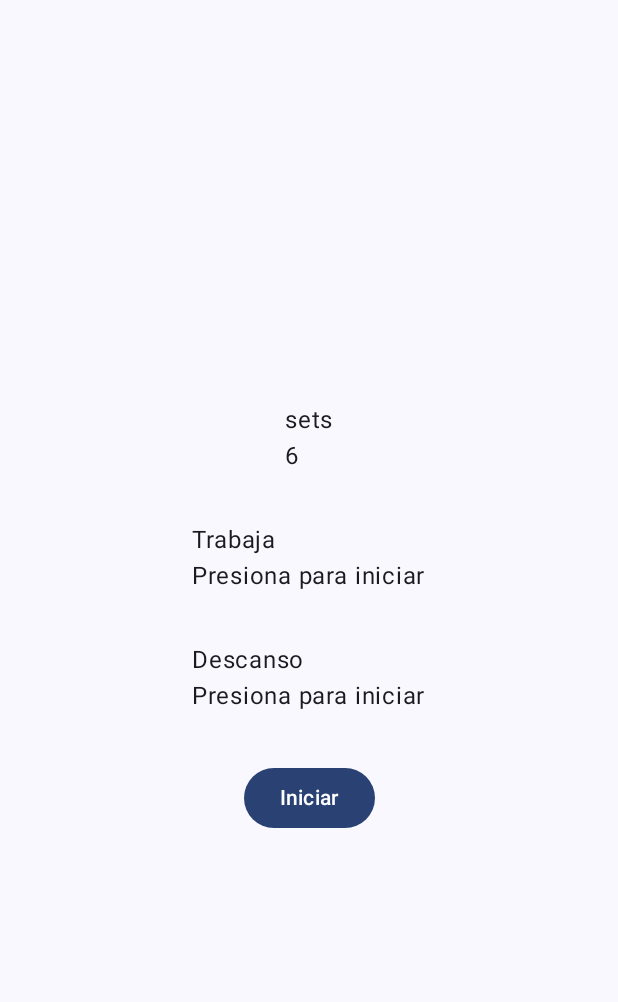
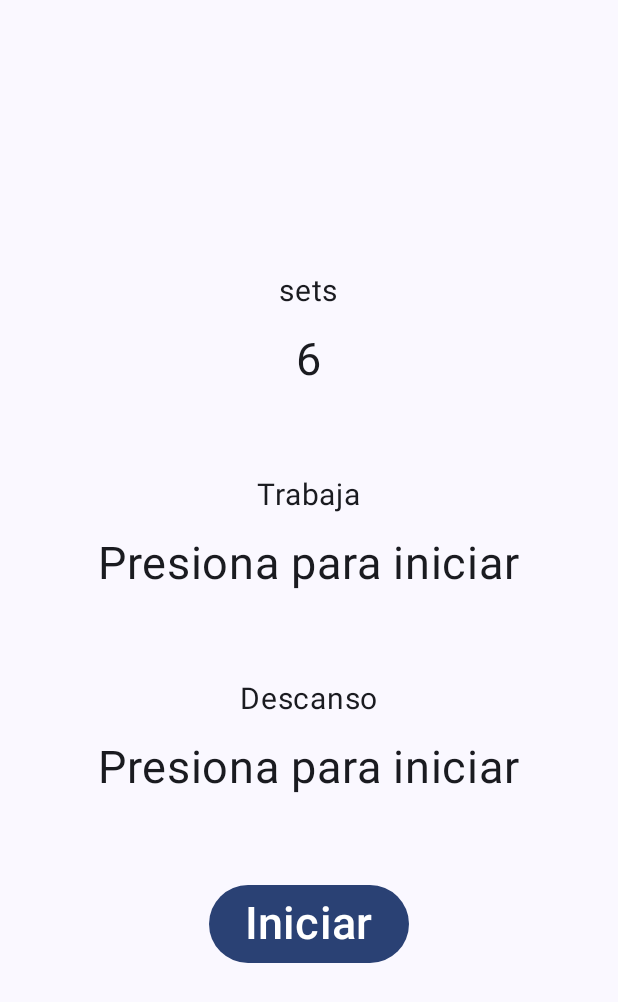
Before and after one commit to BraytonLorenzo/HiitTimer, an Android app built with Jetpack Compose: the screen it shows after launch (MainActivity), on a phone screen of 412 x 824 dp. Shown: the top 1002 px of the screen. Run offline under Robolectric (Android 15) with nearby library versions, the phone set to English and light mode, and no system bars.

Commit message:
Cambio estetico y de posiciones
Utilizamos fontsize y paddings para modificar los textos

```diff
--- a/app/src/main/java/com/example/hiittimer/MainActivity.kt
+++ b/app/src/main/java/com/example/hiittimer/MainActivity.kt
@@ -22,6 +22,7 @@ import androidx.compose.ui.Alignment
 import androidx.compose.ui.Modifier
 import androidx.compose.ui.tooling.preview.Preview
 import androidx.compose.ui.unit.dp
+import androidx.compose.ui.unit.sp
 import com.example.hiittimer.ui.theme.HiitTimerTheme
 import java.util.Scanner
 
@@ -70,20 +71,37 @@ fun TabataCounter(modifier: Modifier = Modifier) {
             verticalArrangement = Arrangement.Center,
             modifier = Modifier.fillMaxSize()
         ) {
-            Row(modifier = Modifier.padding(16.dp)) {
-                Column {
+            Row(modifier = Modifier.padding(30.dp)) {
+                Column(
+                    horizontalAlignment = Alignment.CenterHorizontally,
+                    verticalArrangement = Arrangement.Center
+                ) {
                     Row {
-                        Text(text = "sets")
+                        Text(
+                            text = "sets",
+                            fontSize = 20.sp,
+                            modifier = Modifier.padding(bottom = 16.dp)
+                        )
                     }
                     Row {
-                        Text(text = "6")
+                        Text(
+                            text = "6",
+                            fontSize = 30.sp
+                        )
                     }
                 }
             }
-            Row(modifier = Modifier.padding(16.dp)) {
-                Column {
+            Row(modifier = Modifier.padding(30.dp)) {
+                Column(
+                    horizontalAlignment = Alignment.CenterHorizontally,
+                    verticalArrangement = Arrangement.Center
+                ) {
                     Row {
-                        Text(text = "Trabaja")
+                        Text(
+                            text = "Trabaja",
+                            fontSize = 20.sp,
+                            modifier = Modifier.padding(bottom = 16.dp)
+                        )
                     }
                     Row {
                         Text(
@@ -91,15 +109,23 @@ fun TabataCounter(modifier: Modifier = Modifier) {
                                 if (isWorkTime) "Trabajo: $timeLeft" else "Descanso: $timeLeft"
                             } else {
                                 "Presiona para iniciar"
-                            }
+                            },
+                            fontSize = 30.sp
                         )
                     }
                 }
             }
-            Row(modifier = Modifier.padding(16.dp)) {
-                Column {
+            Row(modifier = Modifier.padding(30.dp)) {
+                Column(
+                    horizontalAlignment = Alignment.CenterHorizontally,
+                    verticalArrangement = Arrangement.Center
+                ) {
                     Row {
-                        Text(text = "Descanso")
+                        Text(
+                            text = "Descanso",
+                            fontSize = 20.sp,
+                            modifier = Modifier.padding(bottom = 16.dp)
+                        )
                     }
                     Row {
                         Text(
@@ -107,12 +133,13 @@ fun TabataCounter(modifier: Modifier = Modifier) {
                                 if (isWorkTime) "Trabajo: $timeLeft" else "Descanso: $timeLeft"
                             } else {
                                 "Presiona para iniciar"
-                            }
+                            },
+                            fontSize = 30.sp
                         )
                     }
                 }
             }
-            Row(modifier = Modifier.padding(16.dp)) {
+            Row(modifier = Modifier.padding(30.dp)) {
                 Button(onClick = {
                     if (isRunning) {
                         counterDown.pause()
@@ -122,7 +149,10 @@ fun TabataCounter(modifier: Modifier = Modifier) {
                         isRunning = true
                     }
                 }) {
-                    Text(text = if (isRunning) "Pausar" else "Iniciar")
+                    Text(
+                        text = if (isRunning) "Pausar" else "Iniciar",
+                        fontSize = 30.sp
+                    )
                 }
             }
 
```
